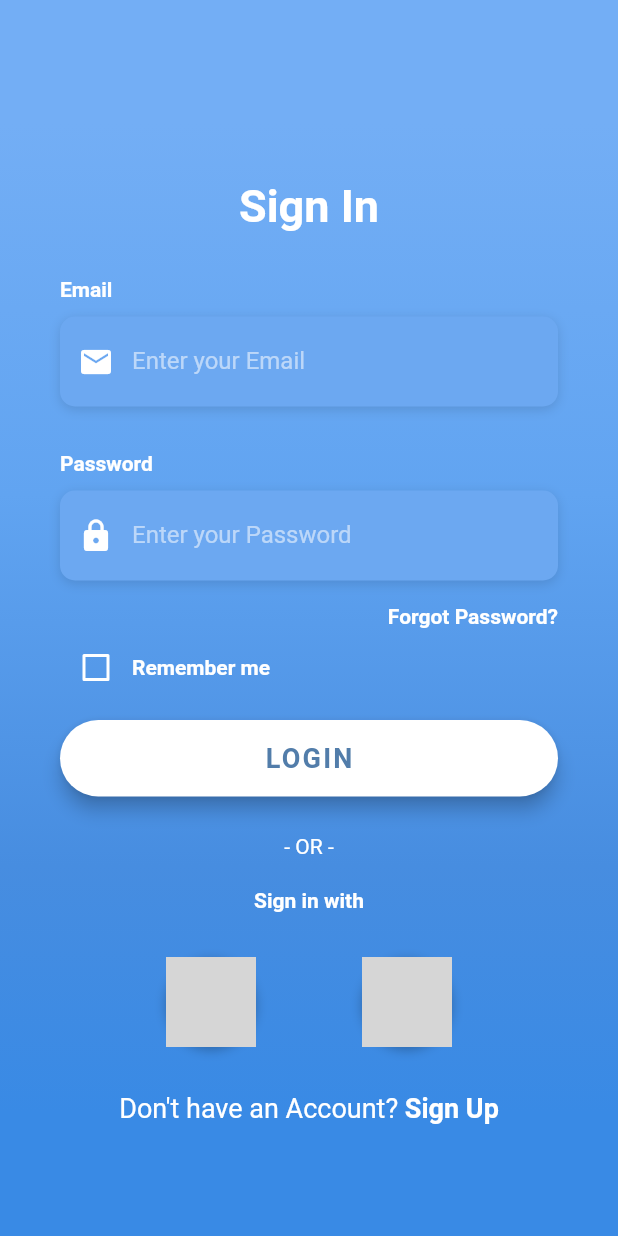
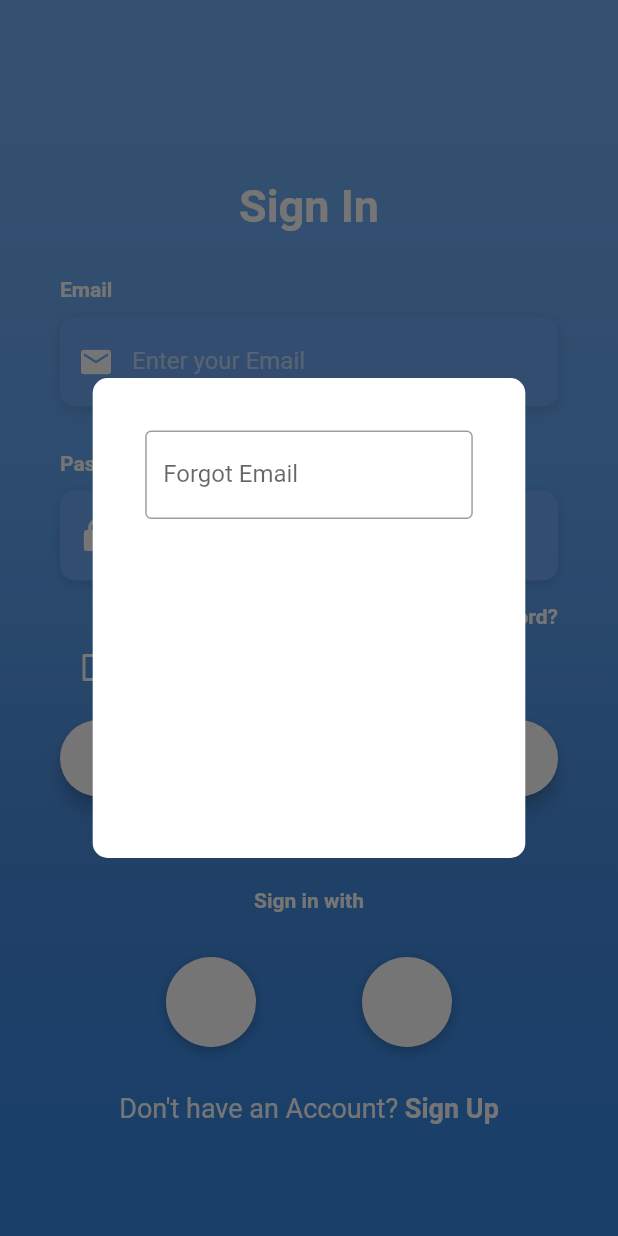
Before and after one commit to Shreyas335/PioneerHacks, a Flutter app: the LoginScreen screen opened directly, after a tap on "Forgot Password?", on a phone screen of 412 x 824 dp. Run offline on Flutter 3.47's test engine with Material 2 defaults, Android fonts, the phone set to English and light mode, and no system bars; our stand-ins replace cloud_firestore, firebase_auth, firebase_core, google_sign_in, rxdart, stacked; accounts and stored records are empty; Roboto replaces fonts that are missing (OpenSans); grey boxes are pictures that could not be loaded.

Commit message:
final version

```diff
--- a/lib/ui/login/login_screen.dart
+++ b/lib/ui/login/login_screen.dart
@@ -83,7 +83,38 @@
     return Container(
       alignment: Alignment.centerRight,
       child: FlatButton(
-        onPressed: () => print('Forgot Password Button Pressed'),
+        onPressed: () => showDialog(
+            context: context,
+            builder: (context) {
+              return Center(
+                child: Material(
+                  type: MaterialType.transparency,
+                  child: Container(
+                    decoration: BoxDecoration(
+                      borderRadius: BorderRadius.circular(10),
+                      color: Colors.white,
+                    ),
+                    padding: EdgeInsets.all(15),
+                    height: 320,
+                    width: MediaQuery.of(context).size.width * 0.7,
+                    child: Column(
+                      children: <Widget>[
+                        Padding(
+                          padding: EdgeInsets.all(20),
+                          child: TextField(
+                            decoration: InputDecoration(
+                              border: OutlineInputBorder(),
+                              labelText: 'Forgot Email',
+                            ),
+                          ),
+                        )
+
+                      ],
+                    ),
+                  ),
+                ),
+              );
+            }), //print('Forgot Password Button Pressed'),
         padding: EdgeInsets.only(right: 0.0),
         child: Text(
           'Forgot Password?',
```
Also changed, not shown: lib/home.dart (+18 -6 lines).
